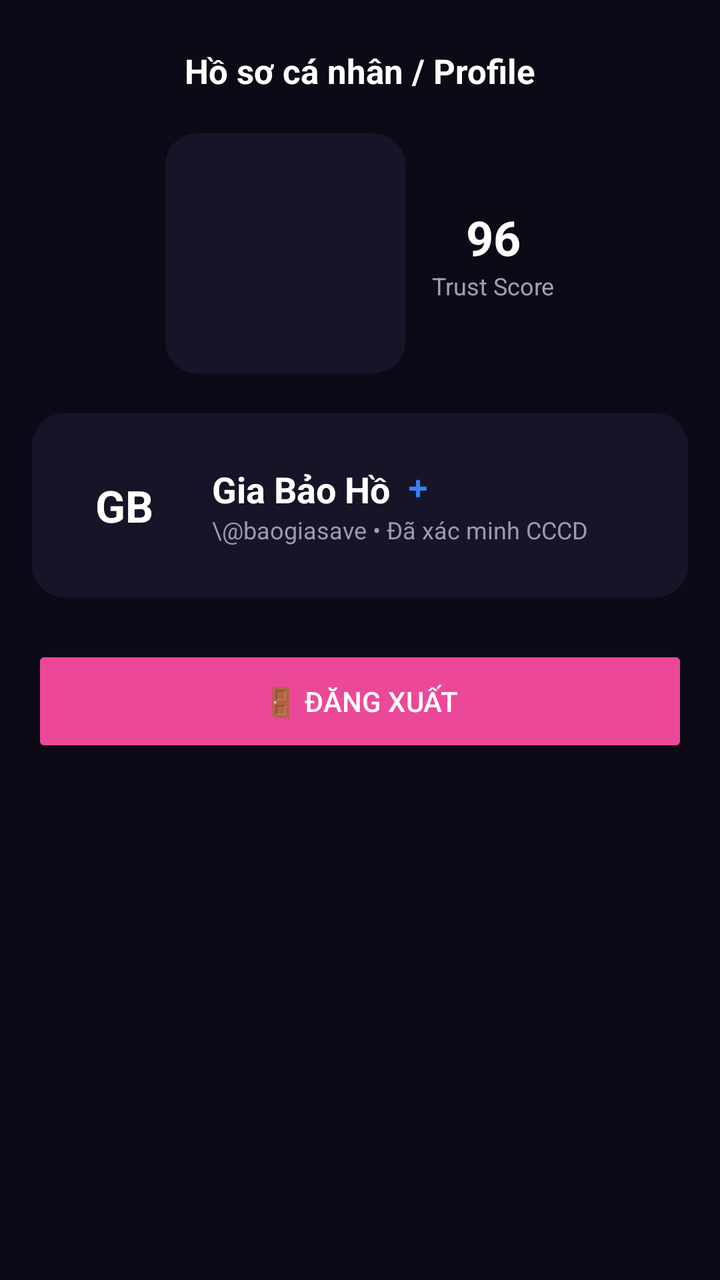
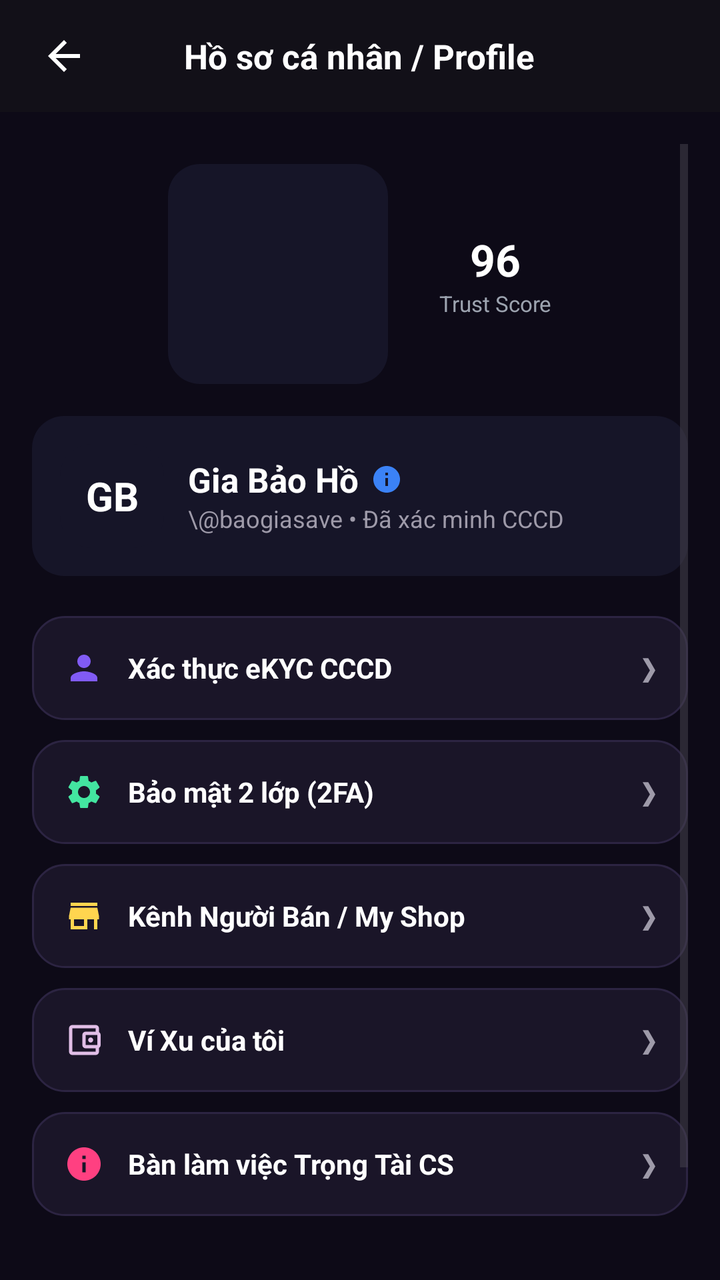

Compare the two renders of this Android layout. The source of the first and the diff that turns it into the second are given below.
<!-- AndroidManifest.xml: application theme Theme.SSharing -->
<!-- res/layout/activity_profile.xml -->
<?xml version="1.0" encoding="utf-8"?>
<ScrollView xmlns:android="http://schemas.android.com/apk/res/android"
    xmlns:app="http://schemas.android.com/apk/res-auto"
    android:layout_width="match_parent"
    android:layout_height="match_parent"
    android:background="#0D0A17"
    android:padding="16dp">

    <LinearLayout
        android:layout_width="match_parent"
        android:layout_height="wrap_content"
        android:orientation="vertical">

        <TextView
            android:layout_width="match_parent"
            android:layout_height="wrap_content"
            android:text="Hồ sơ cá nhân / Profile"
            android:textColor="#FFFFFF"
            android:textSize="17sp"
            android:textStyle="bold"
            android:gravity="center"
            android:layout_marginTop="8dp"/>

        
        <RelativeLayout
            android:layout_width="match_parent"
            android:layout_height="wrap_content"
            android:gravity="center"
            android:layout_marginTop="20dp">

            <ProgressBar
                android:id="@+id/progressTrustScore"
                style="?android:attr/progressBarStyleHorizontal"
                android:layout_width="120dp"
                android:layout_height="120dp"
                android:progressDrawable="@drawable/bg_rounded_card"
                android:progress="96"
                android:max="100" />

            <LinearLayout
                android:layout_width="wrap_content"
                android:layout_height="wrap_content"
                android:layout_centerInParent="true"
                android:gravity="center"
                android:orientation="vertical">
                <TextView
                    android:layout_width="wrap_content"
                    android:layout_height="wrap_content"
                    android:text="96"
                    android:textColor="@color/text_white"
                    android:textSize="24sp"
                    android:textStyle="bold" />
                <TextView
                    android:layout_width="wrap_content"
                    android:layout_height="wrap_content"
                    android:text="Trust Score"
                    android:textColor="@color/text_gray"
                    android:textSize="12sp" />
            </LinearLayout>
        </RelativeLayout>

        
        <LinearLayout
            android:layout_width="match_parent"
            android:layout_height="wrap_content"
            android:layout_marginTop="20dp"
            android:background="@drawable/bg_rounded_card"
            android:gravity="center_vertical"
            android:orientation="horizontal"
            android:padding="16dp">

            <TextView
                android:layout_width="60dp"
                android:layout_height="60dp"
                android:background="@drawable/bg_rounded_card"
                android:gravity="center"
                android:text="GB"
                android:textColor="#FFFFFF"
                android:textSize="22sp"
                android:textStyle="bold" />

            <LinearLayout
                android:layout_width="match_parent"
                android:layout_height="wrap_content"
                android:layout_marginStart="14dp"
                android:orientation="vertical">

                <LinearLayout
                    android:layout_width="wrap_content"
                    android:layout_height="wrap_content"
                    android:orientation="horizontal"
                    android:gravity="center_vertical">

                    <TextView
                        android:layout_width="wrap_content"
                        android:layout_height="wrap_content"
                        android:text="Gia Bảo Hồ"
                        android:textColor="#FFFFFF"
                        android:textSize="18sp"
                        android:textStyle="bold" />

                    
                    <ImageView
                        android:layout_width="16dp"
                        android:layout_height="16dp"
                        android:layout_marginStart="6dp"
                        android:src="@android:drawable/ic_input_add"
                        app:tint="@color/pin_blue" />
                </LinearLayout>

                <TextView
                    android:layout_width="wrap_content"
                    android:layout_height="wrap_content"
                    android:text="\@baogiasave • Đã xác minh CCCD"
                    android:textColor="#9E9AA9"
                    android:textSize="12sp" />
            </LinearLayout>
        </LinearLayout>

        
        <Button
            android:id="@+id/btnLogout"
            android:layout_width="match_parent"
            android:layout_height="56dp"
            android:layout_marginTop="24dp"
            android:backgroundTint="@color/pin_pink"
            android:text="🚪 Đăng xuất"
            android:textColor="@color/text_white" />
    </LinearLayout>
</ScrollView>
<!-- resources referenced by this layout -->
<resources>
  <!-- unchanged entries left out for length: 8 -->
</resources>

<!-- the commit's change to res/layout/activity_profile.xml (unified diff, before → after) -->
@@ -1,130 +1,323 @@
 <?xml version="1.0" encoding="utf-8"?>
-<ScrollView xmlns:android="http://schemas.android.com/apk/res/android"
+<LinearLayout xmlns:android="http://schemas.android.com/apk/res/android"
     xmlns:app="http://schemas.android.com/apk/res-auto"
     android:layout_width="match_parent"
     android:layout_height="match_parent"
     android:background="#0D0A17"
-    android:padding="16dp">
-
-    <LinearLayout
+    android:orientation="vertical">
+
+    
+    <RelativeLayout
+        android:id="@+id/topBarProfile"
         android:layout_width="match_parent"
-        android:layout_height="wrap_content"
-        android:orientation="vertical">
+        android:layout_height="56dp"
+        android:background="#121018"
+        android:paddingHorizontal="16dp">
+
+        <ImageView
+            android:id="@+id/btnBackProfile"
+            android:layout_width="32dp"
+            android:layout_height="32dp"
+            android:layout_centerVertical="true"
+            android:clickable="true"
+            android:focusable="true"
+            android:contentDescription="Quay lại"
+            android:padding="4dp"
+            android:src="@drawable/ic_arrow_back"
+            app:tint="#FFFFFF" />
 
         <TextView
-            android:layout_width="match_parent"
+            android:layout_width="wrap_content"
             android:layout_height="wrap_content"
+            android:layout_centerInParent="true"
             android:text="Hồ sơ cá nhân / Profile"
             android:textColor="#FFFFFF"
             android:textSize="17sp"
-            android:textStyle="bold"
-            android:gravity="center"
-            android:layout_marginTop="8dp"/>
-
-        
-        <RelativeLayout
-            android:layout_width="match_parent"
-            android:layout_height="wrap_content"
-            android:gravity="center"
-            android:layout_marginTop="20dp">
-
-            <ProgressBar
-                android:id="@+id/progressTrustScore"
-                style="?android:attr/progressBarStyleHorizontal"
-                android:layout_width="120dp"
-                android:layout_height="120dp"
-                android:progressDrawable="@drawable/bg_rounded_card"
-                android:progress="96"
-                android:max="100" />
-
-            <LinearLayout
-                android:layout_width="wrap_content"
-                android:layout_height="wrap_content"
-                android:layout_centerInParent="true"
-                android:gravity="center"
-                android:orientation="vertical">
-                <TextView
-                    android:layout_width="wrap_content"
-                    android:layout_height="wrap_content"
-                    android:text="96"
-                    android:textColor="@color/text_white"
-                    android:textSize="24sp"
-                    android:textStyle="bold" />
-                <TextView
-                    android:layout_width="wrap_content"
-                    android:layout_height="wrap_content"
-                    android:text="Trust Score"
-                    android:textColor="@color/text_gray"
-                    android:textSize="12sp" />
-            </LinearLayout>
-        </RelativeLayout>
-
-        
+            android:textStyle="bold" />
+    </RelativeLayout>
+
+    <ScrollView
+        android:layout_width="match_parent"
+        android:layout_height="match_parent"
+        android:padding="16dp">
+
         <LinearLayout
             android:layout_width="match_parent"
             android:layout_height="wrap_content"
-            android:layout_marginTop="20dp"
-            android:background="@drawable/bg_rounded_card"
-            android:gravity="center_vertical"
-            android:orientation="horizontal"
-            android:padding="16dp">
-
-            <TextView
-                android:layout_width="60dp"
-                android:layout_height="60dp"
-                android:background="@drawable/bg_rounded_card"
+            android:orientation="vertical">
+
+            
+            <RelativeLayout
+                android:layout_width="match_parent"
+                android:layout_height="wrap_content"
                 android:gravity="center"
-                android:text="GB"
-                android:textColor="#FFFFFF"
-                android:textSize="22sp"
-                android:textStyle="bold" />
-
+                android:layout_marginTop="10dp">
+
+                <ProgressBar
+                    android:id="@+id/progressTrustScore"
+                    style="?android:attr/progressBarStyleHorizontal"
+                    android:layout_width="110dp"
+                    android:layout_height="110dp"
+                    android:progressDrawable="@drawable/bg_rounded_card"
+                    android:progress="96"
+                    android:max="100" />
+
+                <LinearLayout
+                    android:layout_width="wrap_content"
+                    android:layout_height="wrap_content"
+                    android:layout_centerInParent="true"
+                    android:gravity="center"
+                    android:orientation="vertical">
+                    <TextView
+                        android:layout_width="wrap_content"
+                        android:layout_height="wrap_content"
+                        android:text="96"
+                        android:textColor="@color/text_white"
+                        android:textSize="22sp"
+                        android:textStyle="bold" />
+                    <TextView
+                        android:layout_width="wrap_content"
+                        android:layout_height="wrap_content"
+                        android:text="Trust Score"
+                        android:textColor="@color/text_gray"
+                        android:textSize="11sp" />
+                </LinearLayout>
+            </RelativeLayout>
+
+            
             <LinearLayout
                 android:layout_width="match_parent"
                 android:layout_height="wrap_content"
-                android:layout_marginStart="14dp"
-                android:orientation="vertical">
-
-                <LinearLayout
-                    android:layout_width="wrap_content"
+                android:layout_marginTop="16dp"
+                android:background="@drawable/bg_rounded_card"
+                android:gravity="center_vertical"
+                android:orientation="horizontal"
+                android:padding="14dp">
+
+                <TextView
+                    android:layout_width="52dp"
+                    android:layout_height="52dp"
+                    android:background="@drawable/bg_rounded_card"
+                    android:gravity="center"
+                    android:text="GB"
+                    android:textColor="#FFFFFF"
+                    android:textSize="20sp"
+                    android:textStyle="bold" />
+
+                <LinearLayout
+                    android:layout_width="match_parent"
                     android:layout_height="wrap_content"
-                    android:orientation="horizontal"
-                    android:gravity="center_vertical">
-
-                    <TextView
-                        android:layout_width="wrap_content"
-                        android:layout_height="wrap_content"
-                        android:text="Gia Bảo Hồ"
-                        android:textColor="#FFFFFF"
-                        android:textSize="18sp"
-                        android:textStyle="bold" />
-
-                    
-                    <ImageView
-                        android:layout_width="16dp"
-                        android:layout_height="16dp"
-                        android:layout_marginStart="6dp"
-                        android:src="@android:drawable/ic_input_add"
-                        app:tint="@color/pin_blue" />
-                </LinearLayout>
-
-                <TextView
-                    android:layout_width="wrap_content"
-                    android:layout_height="wrap_content"
-                    android:text="\@baogiasave • Đã xác minh CCCD"
-                    android:textColor="#9E9AA9"
-                    android:textSize="12sp" />
+                    android:layout_marginStart="12dp"
+                    android:orientation="vertical">
+
+                    <LinearLayout
+                        android:layout_width="wrap_content"
+                        android:layout_height="wrap_content"
+                        android:orientation="horizontal"
+                        android:gravity="center_vertical">
+
+                        <TextView
+                            android:layout_width="wrap_content"
+                            android:layout_height="wrap_content"
+                            android:text="Gia Bảo Hồ"
+                            android:textColor="#FFFFFF"
+                            android:textSize="17sp"
+                            android:textStyle="bold" />
+
+                        <ImageView
+                            android:layout_width="16dp"
+                            android:layout_height="16dp"
+                            android:layout_marginStart="6dp"
+                            android:src="@drawable/ic_info"
+                            app:tint="@color/pin_blue" />
+                    </LinearLayout>
+
+                    <TextView
+                        android:layout_width="wrap_content"
+                        android:layout_height="wrap_content"
+                        android:text="\@baogiasave • Đã xác minh CCCD"
+                        android:textColor="#9E9AA9"
+                        android:textSize="12sp" />
+                </LinearLayout>
             </LinearLayout>
+
+            
+            <LinearLayout
+                android:layout_width="match_parent"
+                android:layout_height="wrap_content"
+                android:orientation="vertical"
+                android:layout_marginTop="20dp">
+
+                
+                <LinearLayout
+                    android:id="@+id/btnMenuEkyc"
+                    android:layout_width="match_parent"
+                    android:layout_height="52dp"
+                    android:background="@drawable/bg_card_dark"
+                    android:gravity="center_vertical"
+                    android:clickable="true"
+                    android:focusable="true"
+                    android:paddingHorizontal="16dp"
+                    android:layout_marginBottom="10dp">
+                    <ImageView
+                        android:layout_width="20dp"
+                        android:layout_height="20dp"
+                        android:src="@drawable/ic_user"
+                        app:tint="#815BF5" />
+                    <TextView
+                        android:layout_width="0dp"
+                        android:layout_height="wrap_content"
+                        android:layout_weight="1"
+                        android:layout_marginStart="12dp"
+                        android:text="Xác thực eKYC CCCD"
+                        android:textColor="#FFFFFF"
+                        android:textSize="14sp"
+                        android:textStyle="bold" />
+                    <TextView
+                        android:layout_width="wrap_content"
+                        android:layout_height="wrap_content"
+                        android:text="❯"
+                        android:textColor="#9E9AA9" />
+                </LinearLayout>
+
+                
+                <LinearLayout
+                    android:id="@+id/btnMenu2FA"
+                    android:layout_width="match_parent"
+                    android:layout_height="52dp"
+                    android:background="@drawable/bg_card_dark"
+                    android:gravity="center_vertical"
+                    android:clickable="true"
+                    android:focusable="true"
+                    android:paddingHorizontal="16dp"
+                    android:layout_marginBottom="10dp">
+                    <ImageView
+                        android:layout_width="20dp"
+                        android:layout_height="20dp"
+                        android:src="@drawable/ic_settings"
+                        app:tint="#43E5A0" />
+                    <TextView
+                        android:layout_width="0dp"
+                        android:layout_height="wrap_content"
+                        android:layout_weight="1"
+                        android:layout_marginStart="12dp"
+                        android:text="Bảo mật 2 lớp (2FA)"
+                        android:textColor="#FFFFFF"
+                        android:textSize="14sp"
+                        android:textStyle="bold" />
+                    <TextView
+                        android:layout_width="wrap_content"
+                        android:layout_height="wrap_content"
+                        android:text="❯"
+                        android:textColor="#9E9AA9" />
+                </LinearLayout>
+
+                
+                <LinearLayout
+                    android:id="@+id/btnMenuSeller"
+                    android:layout_width="match_parent"
+                    android:layout_height="52dp"
+                    android:background="@drawable/bg_card_dark"
+                    android:gravity="center_vertical"
+                    android:clickable="true"
+                    android:focusable="true"
+                    android:paddingHorizontal="16dp"
+                    android:layout_marginBottom="10dp">
+                    <ImageView
+                        android:layout_width="20dp"
+                        android:layout_height="20dp"
+                        android:src="@drawable/ic_market"
+                        app:tint="#FFD54F" />
+                    <TextView
+                        android:layout_width="0dp"
+                        android:layout_height="wrap_content"
+                        android:layout_weight="1"
+                        android:layout_marginStart="12dp"
+                        android:text="Kênh Người Bán / My Shop"
+                        android:textColor="#FFFFFF"
+                        android:textSize="14sp"
+                        android:textStyle="bold" />
+                    <TextView
+                        android:layout_width="wrap_content"
+                        android:layout_height="wrap_content"
+                        android:text="❯"
+                        android:textColor="#9E9AA9" />
+                </LinearLayout>
+
+                
+                <LinearLayout
+                    android:id="@+id/btnMenuWallet"
+                    android:layout_width="match_parent"
+                    android:layout_height="52dp"
+                    android:background="@drawable/bg_card_dark"
+                    android:gravity="center_vertical"
+                    android:clickable="true"
+                    android:focusable="true"
+                    android:paddingHorizontal="16dp"
+                    android:layout_marginBottom="10dp">
+                    <ImageView
+                        android:layout_width="20dp"
+                        android:layout_height="20dp"
+                        android:src="@drawable/ic_wallet"
+                        app:tint="#E1BEE7" />
+                    <TextView
+                        android:layout_width="0dp"
+                        android:layout_height="wrap_content"
+                        android:layout_weight="1"
+                        android:layout_marginStart="12dp"
+                        android:text="Ví Xu của tôi"
+                        android:textColor="#FFFFFF"
+                        android:textSize="14sp"
+                        android:textStyle="bold" />
+                    <TextView
+                        android:layout_width="wrap_content"
+                        android:layout_height="wrap_content"
+                        android:text="❯"
+                        android:textColor="#9E9AA9" />
+                </LinearLayout>
+
+                
+                <LinearLayout
+                    android:id="@+id/btnMenuArbiter"
+                    android:layout_width="match_parent"
+                    android:layout_height="52dp"
+                    android:background="@drawable/bg_card_dark"
+                    android:gravity="center_vertical"
+                    android:clickable="true"
+                    android:focusable="true"
+                    android:paddingHorizontal="16dp"
+                    android:layout_marginBottom="10dp">
+                    <ImageView
+                        android:layout_width="20dp"
+                        android:layout_height="20dp"
+                        android:src="@drawable/ic_info"
+                        app:tint="#FF4081" />
+                    <TextView
+                        android:layout_width="0dp"
+                        android:layout_height="wrap_content"
+                        android:layout_weight="1"
+                        android:layout_marginStart="12dp"
+                        android:text="Bàn làm việc Trọng Tài CS"
+                        android:textColor="#FFFFFF"
+                        android:textSize="14sp"
+                        android:textStyle="bold" />
+                    <TextView
+                        android:layout_width="wrap_content"
+                        android:layout_height="wrap_content"
+                        android:text="❯"
+                        android:textColor="#9E9AA9" />
+                </LinearLayout>
+            </LinearLayout>
+
+            
+            <Button
+                android:id="@+id/btnLogout"
+                android:layout_width="match_parent"
+                android:layout_height="52dp"
+                android:layout_marginTop="16dp"
+                android:backgroundTint="@color/pin_pink"
+                android:text="🚪 Đăng xuất"
+                android:textColor="@color/text_white" />
         </LinearLayout>
-
-        
-        <Button
-            android:id="@+id/btnLogout"
-            android:layout_width="match_parent"
-            android:layout_height="56dp"
-            android:layout_marginTop="24dp"
-            android:backgroundTint="@color/pin_pink"
-            android:text="🚪 Đăng xuất"
-            android:textColor="@color/text_white" />
-    </LinearLayout>
-</ScrollView>
+    </ScrollView>
+</LinearLayout>
<!-- resource entries referenced after the edit -->
@@ -1,5 +1,56 @@
 <!-- resources referenced by this layout -->
 <resources>
+  <!-- drawable bg_card_dark (drawable) -->
+  <?xml version="1.0" encoding="utf-8"?>
+  <shape xmlns:android="http://schemas.android.com/apk/res/android">
+      <solid android:color="#1A1528" />
+      <corners android:radius="16dp" />
+      <stroke android:width="1dp" android:color="#2C2442" />
+  </shape>
+  <!-- drawable ic_arrow_back (drawable) -->
+  <?xml version="1.0" encoding="utf-8"?>
+  <vector xmlns:android="http://schemas.android.com/apk/res/android"
+      android:width="24dp" android:height="24dp" android:viewportWidth="24" android:viewportHeight="24">
+      <path android:fillColor="#FFFFFFFF" android:pathData="M20,11H7.83l5.59,-5.59L12,4l-8,8 8,8 1.41,-1.41L7.83,13H20v-2z"/>
+  </vector>
+  <!-- drawable ic_info (drawable) -->
+  <?xml version="1.0" encoding="utf-8"?>
+  <vector xmlns:android="http://schemas.android.com/apk/res/android"
+      android:width="24dp" android:height="24dp" android:viewportWidth="24" android:viewportHeight="24">
+      <path android:fillColor="#FFFFFFFF" android:pathData="M12,2C6.48,2 2,6.48 2,12s4.48,10 10,10 10,-4.48 10,-10S17.52,2 12,2zm1,15h-2v-6h2v6zm0,-8h-2V7h2v2z"/>
+  </vector>
+  <!-- drawable ic_market (drawable) -->
+  <vector xmlns:android="http://schemas.android.com/apk/res/android"
+      android:width="24dp"
+      android:height="24dp"
+      android:viewportWidth="24"
+      android:viewportHeight="24">
+      <path
+          android:fillColor="#FFFFFFFF"
+          android:pathData="M20,4H4v2h16V4zm0,3H4l-1,5v2h1v6h10v-6h4v6h2v-6h1v-2l-1,-5zm-8,11H6v-4h6v4z"/>
+  </vector>
+  <!-- drawable ic_settings (drawable) -->
+  <vector xmlns:android="http://schemas.android.com/apk/res/android" android:height="24dp" android:tint="#FFFFFF" android:viewportHeight="24" android:viewportWidth="24" android:width="24dp">
+        
+      <path android:fillColor="@android:color/white" android:pathData="M19.14,12.94c0.04,-0.3 0.06,-0.61 0.06,-0.94c0,-0.32 -0.02,-0.64 -0.07,-0.94l2.03,-1.58c0.18,-0.14 0.23,-0.41 0.12,-0.61l-1.92,-3.32c-0.12,-0.22 -0.37,-0.29 -0.59,-0.22l-2.39,0.96c-0.5,-0.38 -1.03,-0.7 -1.62,-0.94L14.4,2.81c-0.04,-0.24 -0.24,-0.41 -0.48,-0.41h-3.84c-0.24,0 -0.43,0.17 -0.47,0.41L9.25,5.35C8.66,5.59 8.12,5.92 7.63,6.29L5.24,5.33c-0.22,-0.08 -0.47,0 -0.59,0.22L2.74,8.87C2.62,9.08 2.66,9.34 2.86,9.48l2.03,1.58C4.84,11.36 4.8,11.69 4.8,12s0.02,0.64 0.07,0.94l-2.03,1.58c-0.18,0.14 -0.23,0.41 -0.12,0.61l1.92,3.32c0.12,0.22 0.37,0.29 0.59,0.22l2.39,-0.96c0.5,0.38 1.03,0.7 1.62,0.94l0.36,2.54c0.05,0.24 0.24,0.41 0.48,0.41h3.84c0.24,0 0.44,-0.17 0.47,-0.41l0.36,-2.54c0.59,-0.24 1.13,-0.56 1.62,-0.94l2.39,0.96c0.22,0.08 0.47,0 0.59,-0.22l1.92,-3.32c0.12,-0.22 0.07,-0.47 -0.12,-0.61L19.14,12.94zM12,15.6c-1.98,0 -3.6,-1.62 -3.6,-3.6s1.62,-3.6 3.6,-3.6s3.6,1.62 3.6,3.6S13.98,15.6 12,15.6z"/>
+      
+  </vector>
+  <!-- drawable ic_user (drawable) -->
+  <vector xmlns:android="http://schemas.android.com/apk/res/android"
+      android:width="24dp"
+      android:height="24dp"
+      android:viewportWidth="24"
+      android:viewportHeight="24">
+      <path
+          android:fillColor="#FFFFFFFF"
+          android:pathData="M12,12c2.21,0 4,-1.79 4,-4s-1.79,-4 -4,-4 -4,1.79 -4,4 1.79,4 4,4zm0,2c-2.67,0 -8,1.34 -8,4v2h16v-2c0,-2.66 -5.33,-4 -8,-4z"/>
+  </vector>
+  <!-- drawable ic_wallet (drawable) -->
+  <vector xmlns:android="http://schemas.android.com/apk/res/android" android:height="24dp" android:tint="#815BF5" android:viewportHeight="960" android:viewportWidth="960" android:width="24dp">
+        
+      <path android:fillColor="@android:color/white" android:pathData="M200,760L200,760L200,760Q200,760 200,760Q200,760 200,760L200,760Q200,760 200,760Q200,760 200,760L200,200Q200,200 200,200Q200,200 200,200L200,200Q200,200 200,200Q200,200 200,200L200,200L200,200Q200,200 200,244.5Q200,289 200,360L200,600Q200,671 200,715.5Q200,760 200,760ZM200,840Q167,840 143.5,816.5Q120,793 120,760L120,200Q120,167 143.5,143.5Q167,120 200,120L760,120Q793,120 816.5,143.5Q840,167 840,200L840,300L760,300L760,200Q760,200 760,200Q760,200 760,200L200,200Q200,200 200,200Q200,200 200,200L200,760Q200,760 200,760Q200,760 200,760L760,760Q760,760 760,760Q760,760 760,760L760,660L840,660L840,760Q840,793 816.5,816.5Q793,840 760,840L200,840ZM520,680Q487,680 463.5,656.5Q440,633 440,600L440,360Q440,327 463.5,303.5Q487,280 520,280L800,280Q833,280 856.5,303.5Q880,327 880,360L880,600Q880,633 856.5,656.5Q833,680 800,680L520,680ZM800,600Q800,600 800,600Q800,600 800,600L800,360Q800,360 800,360Q800,360 800,360L520,360Q520,360 520,360Q520,360 520,360L520,600Q520,600 520,600Q520,600 520,600L800,600ZM682.5,522.5Q700,505 700,480Q700,455 682.5,437.5Q665,420 640,420Q615,420 597.5,437.5Q580,455 580,480Q580,505 597.5,522.5Q615,540 640,540Q665,540 682.5,522.5Z"/>
+      
+  </vector>
   <!-- unchanged entries left out for length: 8 -->
 </resources>
 
